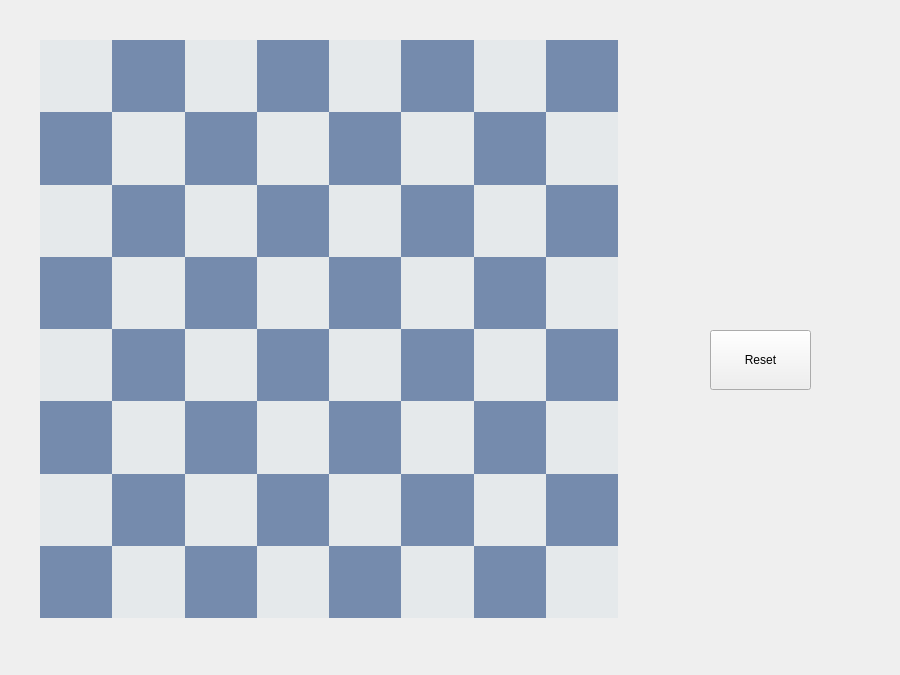
Before: the Qt Designer form mainwindow.ui in ztaous/ChessQt, drawn with Qt 5.
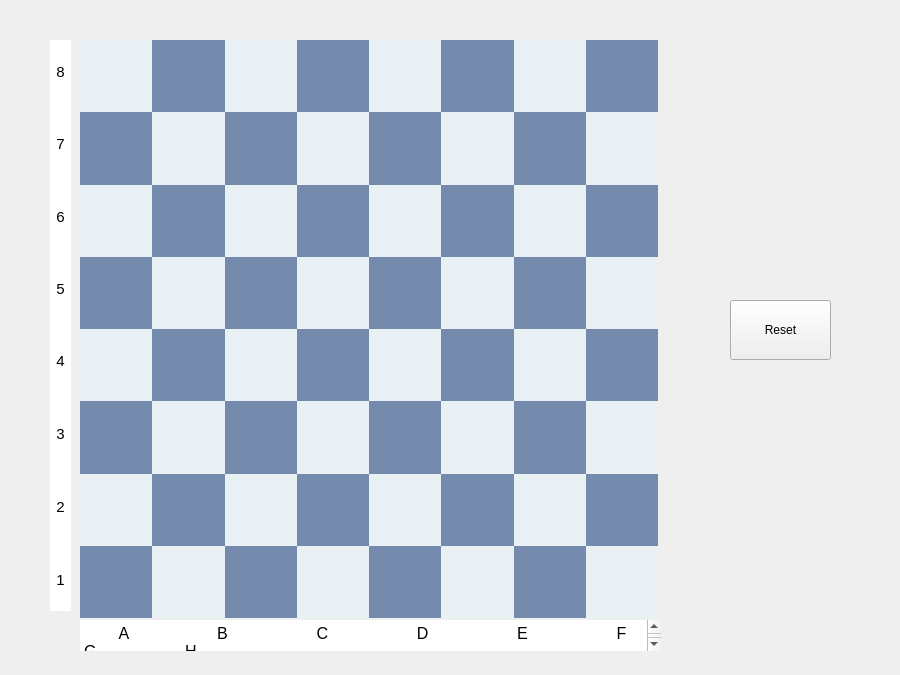
After: the same form once the commit is applied.

What changed in the file:
```diff
--- a/mainwindow.ui
+++ b/mainwindow.ui
@@ -35,8 +35,8 @@
    <widget class="QPushButton" name="resetButton">
     <property name="geometry">
      <rect>
-      <x>710</x>
-      <y>330</y>
+      <x>730</x>
+      <y>300</y>
       <width>101</width>
       <height>60</height>
      </rect>
@@ -60,7 +60,7 @@
    <widget class="QWidget" name="gridLayoutWidget_2">
     <property name="geometry">
      <rect>
-      <x>40</x>
+      <x>80</x>
       <y>40</y>
       <width>578</width>
       <height>578</height>
@@ -116,7 +116,7 @@
        <property name="styleSheet">
         <string notr="true">padding: 0px;
 border: none;
-background-color: rgb(229, 233, 235);</string>
+background-color: rgb(233, 241, 245);</string>
        </property>
        <property name="text">
         <string/>
@@ -206,7 +206,7 @@
        <property name="styleSheet">
         <string notr="true">padding: 0px;
 border: none;
-background-color: rgb(229, 233, 235);</string>
+background-color: rgb(233, 241, 245);</string>
        </property>
        <property name="text">
         <string/>
@@ -386,7 +386,7 @@
        <property name="styleSheet">
         <string notr="true">padding: 0px;
 border: none;
-background-color: rgb(229, 233, 235);</string>
+background-color: rgb(233, 241, 245);</string>
        </property>
        <property name="text">
         <string/>
@@ -479,7 +479,7 @@
        <property name="styleSheet">
         <string notr="true">padding: 0px;
 border: none;
-background-color: rgb(229, 233, 235);</string>
+background-color: rgb(233, 241, 245);</string>
        </property>
        <property name="text">
         <string/>
@@ -704,7 +704,7 @@
        <property name="styleSheet">
         <string notr="true">padding: 0px;
 border: none;
-background-color: rgb(229, 233, 235);</string>
+background-color: rgb(233, 241, 245);</string>
        </property>
        <property name="text">
         <string/>
@@ -794,7 +794,7 @@
        <property name="styleSheet">
         <string notr="true">padding: 0px;
 border: none;
-background-color: rgb(229, 233, 235);</string>
+background-color: rgb(233, 241, 245);</string>
        </property>
        <property name="text">
         <string/>
@@ -839,7 +839,7 @@
        <property name="styleSheet">
         <string notr="true">padding: 0px;
 border: none;
-background-color: rgb(229, 233, 235);</string>
+background-color: rgb(233, 241, 245);</string>
        </property>
        <property name="text">
         <string/>
@@ -884,7 +884,7 @@
        <property name="styleSheet">
         <string notr="true">padding: 0px;
 border: none;
-background-color: rgb(229, 233, 235);</string>
+background-color: rgb(233, 241, 245);</string>
        </property>
        <property name="text">
         <string/>
@@ -1019,7 +1019,7 @@
        <property name="styleSheet">
         <string notr="true">padding: 0px;
 border: none;
-background-color: rgb(229, 233, 235);</string>
+background-color: rgb(233, 241, 245);</string>
        </property>
        <property name="text">
         <string/>
@@ -1064,7 +1064,7 @@
        <property name="styleSheet">
         <string notr="true">padding: 0px;
 border: none;
-background-color: rgb(229, 233, 235);</string>
+background-color: rgb(233, 241, 245);</string>
        </property>
        <property name="text">
         <string/>
@@ -1109,7 +1109,7 @@
        <property name="styleSheet">
         <string notr="true">padding: 0px;
 border: none;
-background-color: rgb(229, 233, 235);</string>
+background-color: rgb(233, 241, 245);</string>
        </property>
        <property name="text">
         <string/>
@@ -1154,7 +1154,7 @@
        <property name="styleSheet">
         <string notr="true">padding: 0px;
 border: none;
-background-color: rgb(229, 233, 235);</string>
+background-color: rgb(233, 241, 245);</string>
        </property>
        <property name="text">
         <string/>
@@ -1289,7 +1289,7 @@
        <property name="styleSheet">
         <string notr="true">padding: 0px;
 border: none;
-background-color: rgb(229, 233, 235);</string>
+background-color: rgb(233, 241, 245);</string>
        </property>
        <property name="text">
         <string/>
@@ -1334,7 +1334,7 @@
        <property name="styleSheet">
         <string notr="true">padding: 0px;
 border: none;
-background-color: rgb(229, 233, 235);</string>
+background-color: rgb(233, 241, 245);</string>
        </property>
        <property name="text">
         <string/>
@@ -1379,7 +1379,7 @@
        <property name="styleSheet">
         <string notr="true">padding: 0px;
 border: none;
-background-color: rgb(229, 233, 235);</string>
+background-color: rgb(233, 241, 245);</string>
        </property>
        <property name="text">
         <string/>
@@ -1469,7 +1469,7 @@
        <property name="styleSheet">
         <string notr="true">padding: 0px;
 border: none;
-background-color: rgb(229, 233, 235);</string>
+background-color: rgb(233, 241, 245);</string>
        </property>
        <property name="text">
         <string/>
@@ -1604,7 +1604,7 @@
        <property name="styleSheet">
         <string notr="true">padding: 0px;
 border: none;
-background-color: rgb(229, 233, 235);</string>
+background-color: rgb(233, 241, 245);</string>
        </property>
        <property name="text">
         <string/>
@@ -1694,7 +1694,7 @@
        <property name="styleSheet">
         <string notr="true">padding: 0px;
 border: none;
-background-color: rgb(229, 233, 235);</string>
+background-color: rgb(233, 241, 245);</string>
        </property>
        <property name="text">
         <string/>
@@ -1739,7 +1739,7 @@
        <property name="styleSheet">
         <string notr="true">padding: 0px;
 border: none;
-background-color: rgb(229, 233, 235);</string>
+background-color: rgb(233, 241, 245);</string>
        </property>
        <property name="text">
         <string/>
@@ -1784,7 +1784,7 @@
        <property name="styleSheet">
         <string notr="true">padding: 0px;
 border: none;
-background-color: rgb(229, 233, 235);</string>
+background-color: rgb(233, 241, 245);</string>
        </property>
        <property name="text">
         <string/>
@@ -1919,7 +1919,7 @@
        <property name="styleSheet">
         <string notr="true">padding: 0px;
 border: none;
-background-color: rgb(229, 233, 235);</string>
+background-color: rgb(233, 241, 245);</string>
        </property>
        <property name="text">
         <string/>
@@ -1964,7 +1964,7 @@
        <property name="styleSheet">
         <string notr="true">padding: 0px;
 border: none;
-background-color: rgb(229, 233, 235);</string>
+background-color: rgb(233, 241, 245);</string>
        </property>
        <property name="text">
         <string/>
@@ -2009,7 +2009,7 @@
        <property name="styleSheet">
         <string notr="true">padding: 0px;
 border: none;
-background-color: rgb(229, 233, 235);</string>
+background-color: rgb(233, 241, 245);</string>
        </property>
        <property name="text">
         <string/>
@@ -2240,7 +2240,7 @@
        <property name="styleSheet">
         <string notr="true">padding: 0px;
 border: none;
-background-color: rgb(229, 233, 235);</string>
+background-color: rgb(233, 241, 245);</string>
        </property>
        <property name="text">
         <string/>
@@ -2330,7 +2330,7 @@
        <property name="styleSheet">
         <string notr="true">padding: 0px;
 border: none;
-background-color: rgb(229, 233, 235);</string>
+background-color: rgb(233, 241, 245);</string>
        </property>
        <property name="text">
         <string/>
@@ -2420,7 +2420,7 @@
        <property name="styleSheet">
         <string notr="true">padding: 0px;
 border: none;
-background-color: rgb(229, 233, 235);</string>
+background-color: rgb(233, 241, 245);</string>
        </property>
        <property name="text">
         <string/>
@@ -2555,7 +2555,7 @@
        <property name="styleSheet">
         <string notr="true">padding: 0px;
 border: none;
-background-color: rgb(229, 233, 235);</string>
+background-color: rgb(233, 241, 245);</string>
        </property>
        <property name="text">
         <string/>
@@ -2690,7 +2690,7 @@
        <property name="styleSheet">
         <string notr="true">padding: 0px;
 border: none;
-background-color: rgb(229, 233, 235);</string>
+background-color: rgb(233, 241, 245);</string>
        </property>
        <property name="text">
         <string/>
@@ -2735,7 +2735,7 @@
        <property name="styleSheet">
         <string notr="true">padding: 0px;
 border: none;
-background-color: rgb(229, 233, 235);</string>
+background-color: rgb(233, 241, 245);</string>
        </property>
        <property name="text">
         <string/>
@@ -2825,7 +2825,7 @@
        <property name="styleSheet">
         <string notr="true">padding: 0px;
 border: none;
-background-color: rgb(229, 233, 235);</string>
+background-color: rgb(233, 241, 245);</string>
        </property>
        <property name="text">
         <string/>
@@ -2915,7 +2915,7 @@
        <property name="styleSheet">
         <string notr="true">padding: 0px;
 border: none;
-background-color: rgb(229, 233, 235);</string>
+background-color: rgb(233, 241, 245);</string>
        </property>
        <property name="text">
         <string/>
@@ -2960,7 +2960,7 @@
        <property name="styleSheet">
         <string notr="true">padding: 0px;
 border: none;
-background-color: rgb(229, 233, 235);</string>
+background-color: rgb(233, 241, 245);</string>
        </property>
        <property name="text">
         <string/>
@@ -2984,6 +2984,81 @@
      </item>
     </layout>
    </widget>
+   <widget class="QTextEdit" name="textEdit">
+    <property name="geometry">
+     <rect>
+      <x>80</x>
+      <y>620</y>
+      <width>581</width>
+      <height>31</height>
+     </rect>
+    </property>
+    <property name="frameShape">
+     <enum>QFrame::NoFrame</enum>
+    </property>
+    <property name="html">
+     <string>&lt;!DOCTYPE HTML PUBLIC &quot;-//W3C//DTD HTML 4.0//EN&quot; &quot;http://www.w3.org/TR/REC-html40/strict.dtd&quot;&gt;
+&lt;html&gt;&lt;head&gt;&lt;meta name=&quot;qrichtext&quot; content=&quot;1&quot; /&gt;&lt;meta charset=&quot;utf-8&quot; /&gt;&lt;style type=&quot;text/css&quot;&gt;
+p, li { white-space: pre-wrap; }
+hr { height: 1px; border-width: 0; }
+li.unchecked::marker { content: &quot;\2610&quot;; }
+li.checked::marker { content: &quot;\2612&quot;; }
+&lt;/style&gt;&lt;/head&gt;&lt;body style=&quot; font-family:'Lato'; font-size:12pt; font-weight:400; font-style:normal;&quot;&gt;
+&lt;p style=&quot; margin-top:0px; margin-bottom:0px; margin-left:0px; margin-right:0px; -qt-block-indent:0; text-indent:0px;&quot;&gt;        A                    B                    C                    D                    E                    F                    G                    H&lt;/p&gt;&lt;/body&gt;&lt;/html&gt;</string>
+    </property>
+   </widget>
+   <widget class="QTextEdit" name="textEdit_2">
+    <property name="geometry">
+     <rect>
+      <x>50</x>
+      <y>40</y>
+      <width>21</width>
+      <height>571</height>
+     </rect>
+    </property>
+    <property name="frameShape">
+     <enum>QFrame::NoFrame</enum>
+    </property>
+    <property name="html">
+     <string>&lt;!DOCTYPE HTML PUBLIC &quot;-//W3C//DTD HTML 4.0//EN&quot; &quot;http://www.w3.org/TR/REC-html40/strict.dtd&quot;&gt;
+&lt;html&gt;&lt;head&gt;&lt;meta name=&quot;qrichtext&quot; content=&quot;1&quot; /&gt;&lt;meta charset=&quot;utf-8&quot; /&gt;&lt;style type=&quot;text/css&quot;&gt;
+p, li { white-space: pre-wrap; }
+hr { height: 1px; border-width: 0; }
+li.unchecked::marker { content: &quot;\2610&quot;; }
+li.checked::marker { content: &quot;\2612&quot;; }
+&lt;/style&gt;&lt;/head&gt;&lt;body style=&quot; font-family:'Lato'; font-size:12pt; font-weight:400; font-style:normal;&quot;&gt;
+&lt;p align=&quot;center&quot; style=&quot;-qt-paragraph-type:empty; margin-top:0px; margin-bottom:0px; margin-left:0px; margin-right:0px; -qt-block-indent:0; text-indent:0px;&quot;&gt;&lt;br /&gt;&lt;/p&gt;
+&lt;p align=&quot;center&quot; style=&quot; margin-top:0px; margin-bottom:0px; margin-left:0px; margin-right:0px; -qt-block-indent:0; text-indent:0px;&quot;&gt;&lt;span style=&quot; font-size:11pt;&quot;&gt;8&lt;/span&gt;&lt;/p&gt;
+&lt;p align=&quot;center&quot; style=&quot;-qt-paragraph-type:empty; margin-top:0px; margin-bottom:0px; margin-left:0px; margin-right:0px; -qt-block-indent:0; text-indent:0px; font-size:11pt;&quot;&gt;&lt;br /&gt;&lt;/p&gt;
+&lt;p align=&quot;center&quot; style=&quot;-qt-paragraph-type:empty; margin-top:0px; margin-bottom:0px; margin-left:0px; margin-right:0px; -qt-block-indent:0; text-indent:0px; font-size:11pt;&quot;&gt;&lt;br /&gt;&lt;/p&gt;
+&lt;p align=&quot;center&quot; style=&quot;-qt-paragraph-type:empty; margin-top:0px; margin-bottom:0px; margin-left:0px; margin-right:0px; -qt-block-indent:0; text-indent:0px; font-size:11pt;&quot;&gt;&lt;br /&gt;&lt;/p&gt;
+&lt;p align=&quot;center&quot; style=&quot; margin-top:0px; margin-bottom:0px; margin-left:0px; margin-right:0px; -qt-block-indent:0; text-indent:0px;&quot;&gt;&lt;span style=&quot; font-size:11pt;&quot;&gt;7&lt;/span&gt;&lt;/p&gt;
+&lt;p align=&quot;center&quot; style=&quot;-qt-paragraph-type:empty; margin-top:0px; margin-bottom:0px; margin-left:0px; margin-right:0px; -qt-block-indent:0; text-indent:0px; font-size:11pt;&quot;&gt;&lt;br /&gt;&lt;/p&gt;
+&lt;p align=&quot;center&quot; style=&quot;-qt-paragraph-type:empty; margin-top:0px; margin-bottom:0px; margin-left:0px; margin-right:0px; -qt-block-indent:0; text-indent:0px; font-size:11pt;&quot;&gt;&lt;br /&gt;&lt;/p&gt;
+&lt;p align=&quot;center&quot; style=&quot;-qt-paragraph-type:empty; margin-top:0px; margin-bottom:0px; margin-left:0px; margin-right:0px; -qt-block-indent:0; text-indent:0px;&quot;&gt;&lt;br /&gt;&lt;/p&gt;
+&lt;p align=&quot;center&quot; style=&quot; margin-top:0px; margin-bottom:0px; margin-left:0px; margin-right:0px; -qt-block-indent:0; text-indent:0px;&quot;&gt;&lt;span style=&quot; font-size:11pt;&quot;&gt;6&lt;/span&gt;&lt;/p&gt;
+&lt;p align=&quot;center&quot; style=&quot;-qt-paragraph-type:empty; margin-top:0px; margin-bottom:0px; margin-left:0px; margin-right:0px; -qt-block-indent:0; text-indent:0px; font-size:11pt;&quot;&gt;&lt;br /&gt;&lt;/p&gt;
+&lt;p align=&quot;center&quot; style=&quot;-qt-paragraph-type:empty; margin-top:0px; margin-bottom:0px; margin-left:0px; margin-right:0px; -qt-block-indent:0; text-indent:0px; font-size:11pt;&quot;&gt;&lt;br /&gt;&lt;/p&gt;
+&lt;p align=&quot;center&quot; style=&quot;-qt-paragraph-type:empty; margin-top:0px; margin-bottom:0px; margin-left:0px; margin-right:0px; -qt-block-indent:0; text-indent:0px; font-size:11pt;&quot;&gt;&lt;br /&gt;&lt;/p&gt;
+&lt;p align=&quot;center&quot; style=&quot; margin-top:0px; margin-bottom:0px; margin-left:0px; margin-right:0px; -qt-block-indent:0; text-indent:0px;&quot;&gt;&lt;span style=&quot; font-size:11pt;&quot;&gt;5&lt;/span&gt;&lt;/p&gt;
+&lt;p align=&quot;center&quot; style=&quot;-qt-paragraph-type:empty; margin-top:0px; margin-bottom:0px; margin-left:0px; margin-right:0px; -qt-block-indent:0; text-indent:0px; font-size:11pt;&quot;&gt;&lt;br /&gt;&lt;/p&gt;
+&lt;p align=&quot;center&quot; style=&quot;-qt-paragraph-type:empty; margin-top:0px; margin-bottom:0px; margin-left:0px; margin-right:0px; -qt-block-indent:0; text-indent:0px; font-size:11pt;&quot;&gt;&lt;br /&gt;&lt;/p&gt;
+&lt;p align=&quot;center&quot; style=&quot;-qt-paragraph-type:empty; margin-top:0px; margin-bottom:0px; margin-left:0px; margin-right:0px; -qt-block-indent:0; text-indent:0px; font-size:11pt;&quot;&gt;&lt;br /&gt;&lt;/p&gt;
+&lt;p align=&quot;center&quot; style=&quot; margin-top:0px; margin-bottom:0px; margin-left:0px; margin-right:0px; -qt-block-indent:0; text-indent:0px;&quot;&gt;&lt;span style=&quot; font-size:11pt;&quot;&gt;4&lt;/span&gt;&lt;/p&gt;
+&lt;p align=&quot;center&quot; style=&quot;-qt-paragraph-type:empty; margin-top:0px; margin-bottom:0px; margin-left:0px; margin-right:0px; -qt-block-indent:0; text-indent:0px; font-size:11pt;&quot;&gt;&lt;br /&gt;&lt;/p&gt;
+&lt;p align=&quot;center&quot; style=&quot;-qt-paragraph-type:empty; margin-top:0px; margin-bottom:0px; margin-left:0px; margin-right:0px; -qt-block-indent:0; text-indent:0px; font-size:11pt;&quot;&gt;&lt;br /&gt;&lt;/p&gt;
+&lt;p align=&quot;center&quot; style=&quot;-qt-paragraph-type:empty; margin-top:0px; margin-bottom:0px; margin-left:0px; margin-right:0px; -qt-block-indent:0; text-indent:0px;&quot;&gt;&lt;br /&gt;&lt;/p&gt;
+&lt;p align=&quot;center&quot; style=&quot; margin-top:0px; margin-bottom:0px; margin-left:0px; margin-right:0px; -qt-block-indent:0; text-indent:0px;&quot;&gt;&lt;span style=&quot; font-size:11pt;&quot;&gt;3&lt;/span&gt;&lt;/p&gt;
+&lt;p align=&quot;center&quot; style=&quot;-qt-paragraph-type:empty; margin-top:0px; margin-bottom:0px; margin-left:0px; margin-right:0px; -qt-block-indent:0; text-indent:0px; font-size:11pt;&quot;&gt;&lt;br /&gt;&lt;/p&gt;
+&lt;p align=&quot;center&quot; style=&quot;-qt-paragraph-type:empty; margin-top:0px; margin-bottom:0px; margin-left:0px; margin-right:0px; -qt-block-indent:0; text-indent:0px; font-size:11pt;&quot;&gt;&lt;br /&gt;&lt;/p&gt;
+&lt;p align=&quot;center&quot; style=&quot;-qt-paragraph-type:empty; margin-top:0px; margin-bottom:0px; margin-left:0px; margin-right:0px; -qt-block-indent:0; text-indent:0px;&quot;&gt;&lt;br /&gt;&lt;/p&gt;
+&lt;p align=&quot;center&quot; style=&quot; margin-top:0px; margin-bottom:0px; margin-left:0px; margin-right:0px; -qt-block-indent:0; text-indent:0px;&quot;&gt;&lt;span style=&quot; font-size:11pt;&quot;&gt;2&lt;/span&gt;&lt;/p&gt;
+&lt;p align=&quot;center&quot; style=&quot;-qt-paragraph-type:empty; margin-top:0px; margin-bottom:0px; margin-left:0px; margin-right:0px; -qt-block-indent:0; text-indent:0px; font-size:11pt;&quot;&gt;&lt;br /&gt;&lt;/p&gt;
+&lt;p align=&quot;center&quot; style=&quot;-qt-paragraph-type:empty; margin-top:0px; margin-bottom:0px; margin-left:0px; margin-right:0px; -qt-block-indent:0; text-indent:0px;&quot;&gt;&lt;br /&gt;&lt;/p&gt;
+&lt;p align=&quot;center&quot; style=&quot;-qt-paragraph-type:empty; margin-top:0px; margin-bottom:0px; margin-left:0px; margin-right:0px; -qt-block-indent:0; text-indent:0px; font-size:11pt;&quot;&gt;&lt;br /&gt;&lt;/p&gt;
+&lt;p align=&quot;center&quot; style=&quot; margin-top:0px; margin-bottom:0px; margin-left:0px; margin-right:0px; -qt-block-indent:0; text-indent:0px;&quot;&gt;&lt;span style=&quot; font-size:11pt;&quot;&gt;1&lt;/span&gt;&lt;/p&gt;&lt;/body&gt;&lt;/html&gt;</string>
+    </property>
+   </widget>
   </widget>
  </widget>
  <resources/>
```
Left out of the diff: 2 changed lines with no effect on the pictures.
